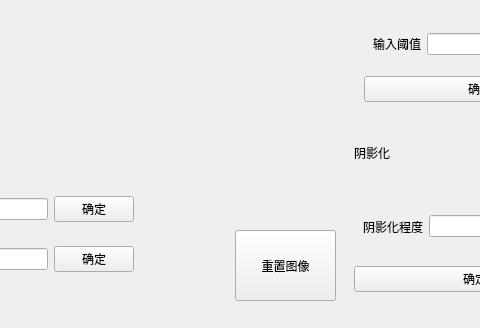
Qt form ImageWithUI/mainwindow.ui (Obj4ct/ImageWithUI) before a commit; both pictures show x 235 to 715 and y 473 to 801 of the 1399 by 801 pixel window.
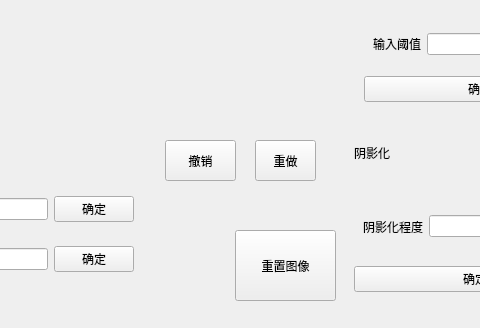
The same form after that commit.

Commit message: 添加了链表结构,用来保存每一次操作的状态,并且添加了撤销按钮,现在可以共同作用于同一张图像了

What changed in the file:
```diff
--- a/ImageWithUI/mainwindow.ui
+++ b/ImageWithUI/mainwindow.ui
@@ -554,6 +554,32 @@
       <string>重置图像</string>
      </property>
     </widget>
+    <widget class="QPushButton" name="btn_undo">
+     <property name="geometry">
+      <rect>
+       <x>390</x>
+       <y>30</y>
+       <width>71</width>
+       <height>41</height>
+      </rect>
+     </property>
+     <property name="text">
+      <string>撤销</string>
+     </property>
+    </widget>
+    <widget class="QPushButton" name="btn_redo">
+     <property name="geometry">
+      <rect>
+       <x>480</x>
+       <y>30</y>
+       <width>61</width>
+       <height>41</height>
+      </rect>
+     </property>
+     <property name="text">
+      <string>重做</string>
+     </property>
+    </widget>
    </widget>
   </widget>
   <widget class="QMenuBar" name="menubar">
```
The commit also changes 3 other files.
